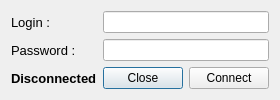
AGuismo/V-and-Co-Babel, file Client/babelVClient/babelVClient/ConnectWindow.ui: the form before one commit.
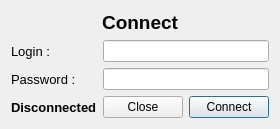
The form after the commit.

What changed in the file:
```diff
--- a/Client/babelVClient/babelVClient/ConnectWindow.ui
+++ b/Client/babelVClient/babelVClient/ConnectWindow.ui
@@ -6,15 +6,40 @@
    <rect>
     <x>0</x>
     <y>0</y>
-    <width>272</width>
-    <height>99</height>
+    <width>267</width>
+    <height>118</height>
    </rect>
   </property>
   <property name="windowTitle">
    <string>ConnectWindow</string>
   </property>
   <layout class="QGridLayout" name="gridLayout">
+   <item row="2" column="1" colspan="2">
+    <widget class="QLineEdit" name="passwordLineEdit"/>
+   </item>
    <item row="2" column="0">
+    <widget class="QLabel" name="passwordLabel">
+     <property name="font">
+      <font>
+       <pointsize>10</pointsize>
+      </font>
+     </property>
+     <property name="text">
+      <string>Password :</string>
+     </property>
+    </widget>
+   </item>
+   <item row="3" column="2">
+    <widget class="QPushButton" name="connectPushButton">
+     <property name="text">
+      <string>Connect</string>
+     </property>
+    </widget>
+   </item>
+   <item row="1" column="1" colspan="2">
+    <widget class="QLineEdit" name="loginLineEdit"/>
+   </item>
+   <item row="3" column="0">
     <widget class="QLabel" name="serverResponseLabel">
      <property name="font">
       <font>
@@ -28,14 +53,14 @@
      </property>
     </widget>
    </item>
-   <item row="2" column="1">
+   <item row="3" column="1">
     <widget class="QPushButton" name="closePushButton">
      <property name="text">
       <string>Close</string>
      </property>
     </widget>
    </item>
-   <item row="0" column="0">
+   <item row="1" column="0">
     <widget class="QLabel" name="loginLabel">
      <property name="font">
       <font>
@@ -47,31 +72,24 @@
      </property>
     </widget>
    </item>
-   <item row="0" column="1" colspan="2">
-    <widget class="QLineEdit" name="loginLineEdit"/>
-   </item>
-   <item row="2" column="2">
-    <widget class="QPushButton" name="connectPushButton">
-     <property name="text">
-      <string>Connect</string>
-     </property>
-    </widget>
-   </item>
-   <item row="1" column="0">
-    <widget class="QLabel" name="passwordLabel">
+   <item row="0" column="0" colspan="3">
+    <widget class="QLabel" name="label">
      <property name="font">
       <font>
-       <pointsize>10</pointsize>
+       <family>MS UI Gothic</family>
+       <pointsize>14</pointsize>
+       <weight>75</weight>
+       <bold>true</bold>
       </font>
      </property>
      <property name="text">
-      <string>Password :</string>
+      <string>Connect</string>
+     </property>
+     <property name="alignment">
+      <set>Qt::AlignCenter</set>
      </property>
     </widget>
    </item>
-   <item row="1" column="1" colspan="2">
-    <widget class="QLineEdit" name="passwordLineEdit"/>
-   </item>
   </layout>
  </widget>
  <layoutdefault spacing="6" margin="11"/>
```
